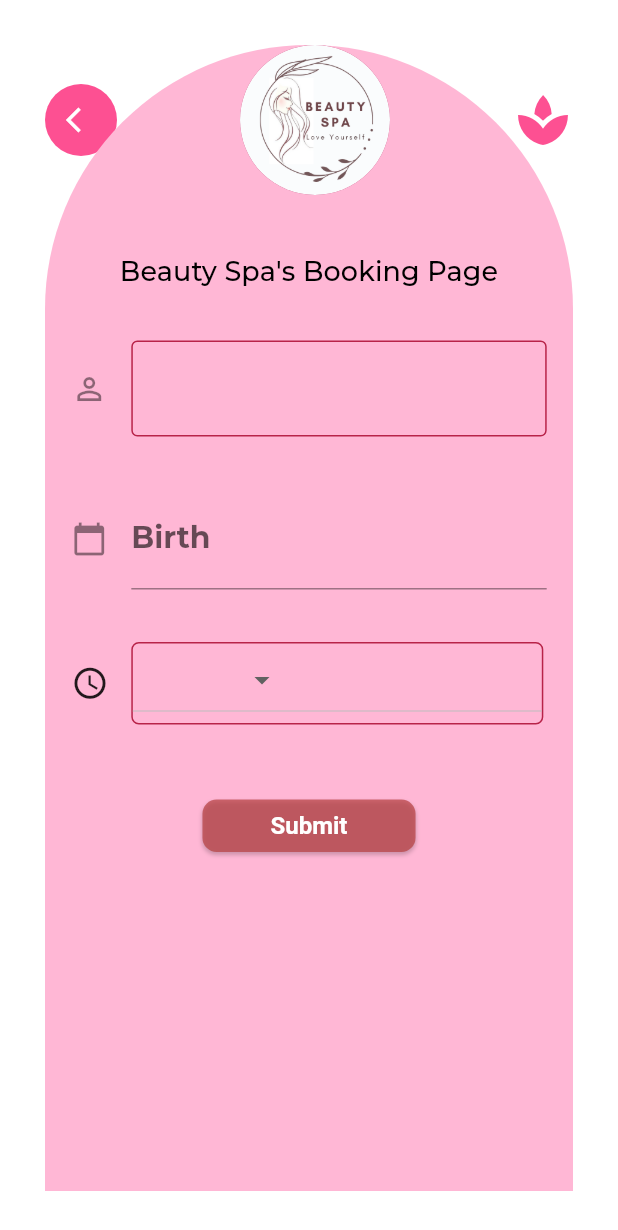
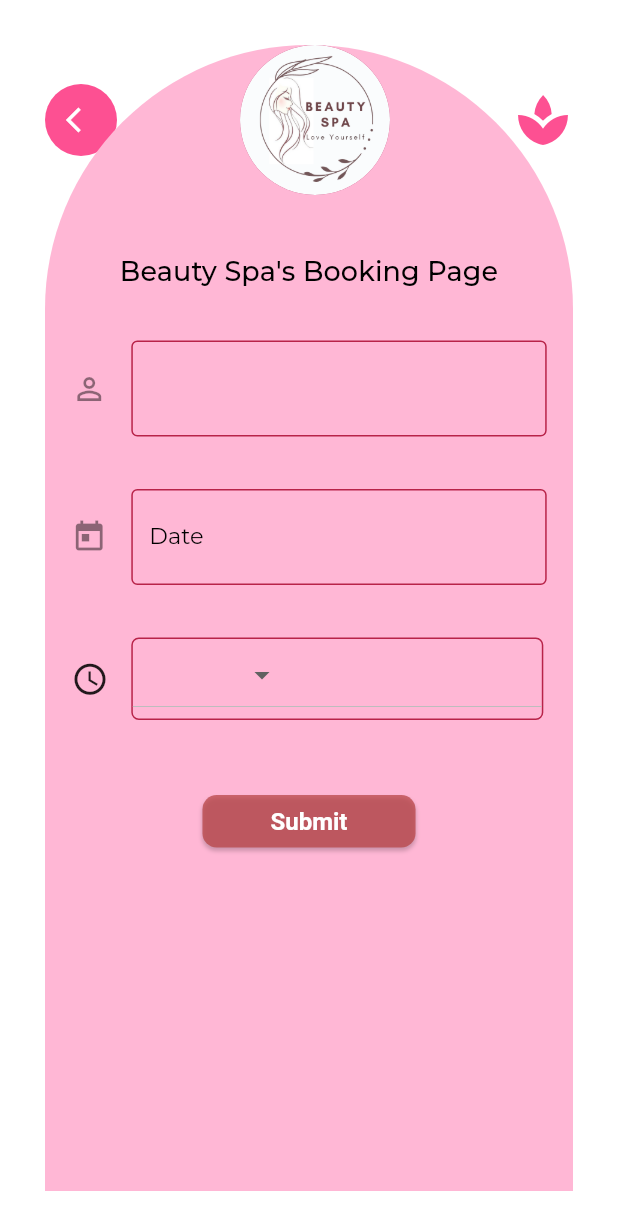
Before and after one commit to Dianparir/PA_PEMO_A1_3, a Flutter app: the BookingPage screen opened directly with empty values, on a phone screen of 412 x 824 dp. Shown: the top 1230 px of the screen. Run offline on Flutter 3.47's test engine with Material 2 defaults, Android fonts, the phone set to English and light mode, and no system bars; our stand-ins replace cloud_firestore, curved_navigation_bar, dropdown_button2, firebase_auth, firebase_core, get and 1 more; accounts and stored records are empty.

Commit message:
feat: fixed alert dialog for booking

```diff
--- a/pa_pemo_a1_3_beauty_spa/lib/booking_page.dart
+++ b/pa_pemo_a1_3_beauty_spa/lib/booking_page.dart
@@ -2,7 +2,7 @@ import 'package:flutter/material.dart';
 import 'package:firebase_auth/firebase_auth.dart';
 import 'package:cloud_firestore/cloud_firestore.dart';
 import 'package:pa_pemo_a1_3_beauty_spa/treatment.dart';
-import 'home_page.dart';
+// import 'home_page.dart';
 import 'dialog.dart';
 import 'package:intl/intl.dart';
 
@@ -32,7 +32,6 @@ class _BookingPageState extends State<BookingPage> {
     String treatment_name = widget.treatment.treatment_name;
     int treatment_price = widget.treatment.price;
     String tgl = _datecontroller.text;
-
     String? jam = _selectedTime;
 
     // Mengambil email pengguna yang sudah login
@@ -165,30 +164,23 @@ class _BookingPageState extends State<BookingPage> {
                   ),
                   Container(
                     width: widthScreen / 1.3,
-                    child: TextField(
-                        // controller: tanggalController,
-                        // keyboardType: TextInputType.datetime,
-                        // decoration: InputDecoration(
-                        //   enabledBorder: const OutlineInputBorder(
-                        //     borderSide: BorderSide(
-                        //         color: Color.fromARGB(255, 184, 35, 73)),
-                        //   ),
-                        //   focusedBorder: OutlineInputBorder(
-                        //       borderRadius: BorderRadius.circular(100),
-                        //       borderSide: const BorderSide(
-                        //           color: Color.fromARGB(255, 184, 35, 73))),
-                        //   border: const OutlineInputBorder(
-                        //     borderRadius: BorderRadius.all(Radius.circular(100)),
-                        //   ),
-                        //   labelStyle: Theme.of(context).textTheme.bodySmall,
-                        //   labelText: 'Date',
-                        //   icon: const Icon(Icons.today),
-                        // ),
+                    child: TextFormField(
                         controller: _datecontroller,
-                        // keyboardType: TextInputType.datetime,
                         decoration: InputDecoration(
-                          labelText: 'Birth',
-                          icon: Icon(Icons.calendar_today),
+                          enabledBorder: const OutlineInputBorder(
+                            borderSide: BorderSide(
+                                color: Color.fromARGB(255, 184, 35, 73)),
+                          ),
+                          focusedBorder: OutlineInputBorder(
+                              borderRadius: BorderRadius.circular(100),
+                              borderSide: const BorderSide(
+                                  color: Color.fromARGB(255, 184, 35, 73))),
+                          border: const OutlineInputBorder(
+                            borderRadius: BorderRadius.all(Radius.circular(100)),
+                          ),
+                          labelStyle: Theme.of(context).textTheme.bodyMedium,
+                          labelText: 'Date',
+                          icon: Icon(Icons.today),
                         ),
                         readOnly:
                             true, //set it true, so that user will not able to edit text
@@ -284,8 +276,11 @@ class _BookingPageState extends State<BookingPage> {
                     child: TextButton(
                       onPressed: () {
                         CustomAlertBooking(context,
-                            "Are you sure you want to booking this treatment?");
-                        saveScheduleToFirestore();
+                          "Are you sure you want to booking this treatment?",
+                          () {
+                            saveScheduleToFirestore();
+                          }
+                        );
                       },
                       child: const Text(
                         "Submit",
--- a/pa_pemo_a1_3_beauty_spa/lib/login_fix.dart
+++ b/pa_pemo_a1_3_beauty_spa/lib/login_fix.dart
@@ -82,9 +82,9 @@ class _LoginPageState extends State<LoginPage> {
         builder: (BuildContext context) {
           return AlertDialog(
             title: Center(
-              child: Text('Error Message'),
+              child: Text('Error Message', style: Theme.of(context).textTheme.bodyLarge),
             ),
-            content: Text("Your Account Is Not Registered"),
+            content: Text("Your Account Is Not Registered", style: Theme.of(context).textTheme.bodySmall),
             actions: [
               TextButton(
                 onPressed: () {
```
Also changed, not shown: pa_pemo_a1_3_beauty_spa/lib/dialog.dart (+12 -4 lines), pa_pemo_a1_3_beauty_spa/lib/profile_page.dart (+14 -11 lines), pa_pemo_a1_3_beauty_spa/lib/registration.dart (+4 -4 lines), pa_pemo_a1_3_beauty_spa/lib/user_treatment_booked.dart (+12 -8 lines), pa_pemo_a1_3_beauty_spa/pubspec.lock.
